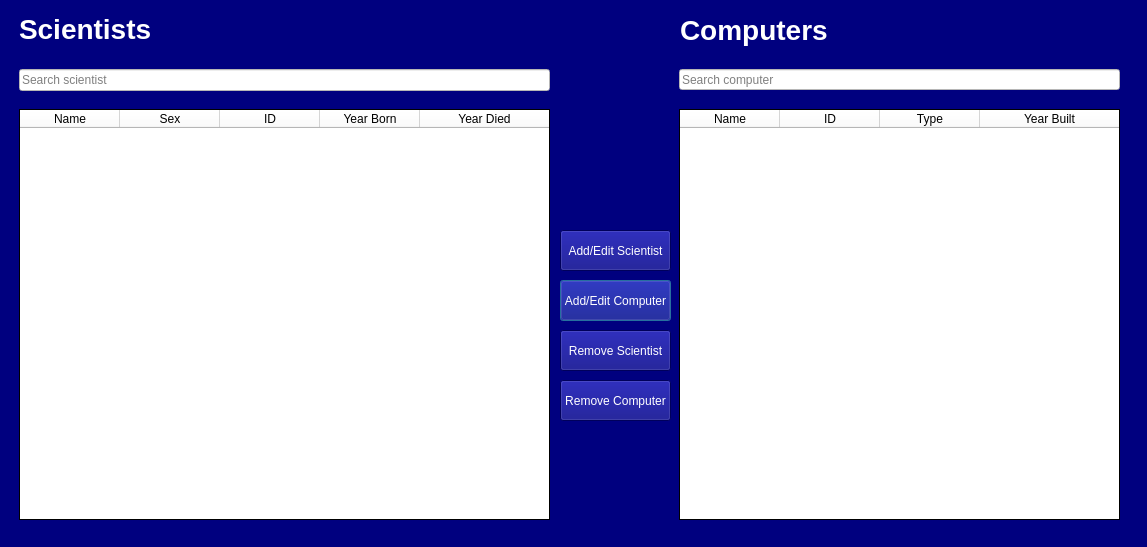
Old version of the form Verkefni_3/programwindow.ui in the repository Verklegt/Lokaverkefni.
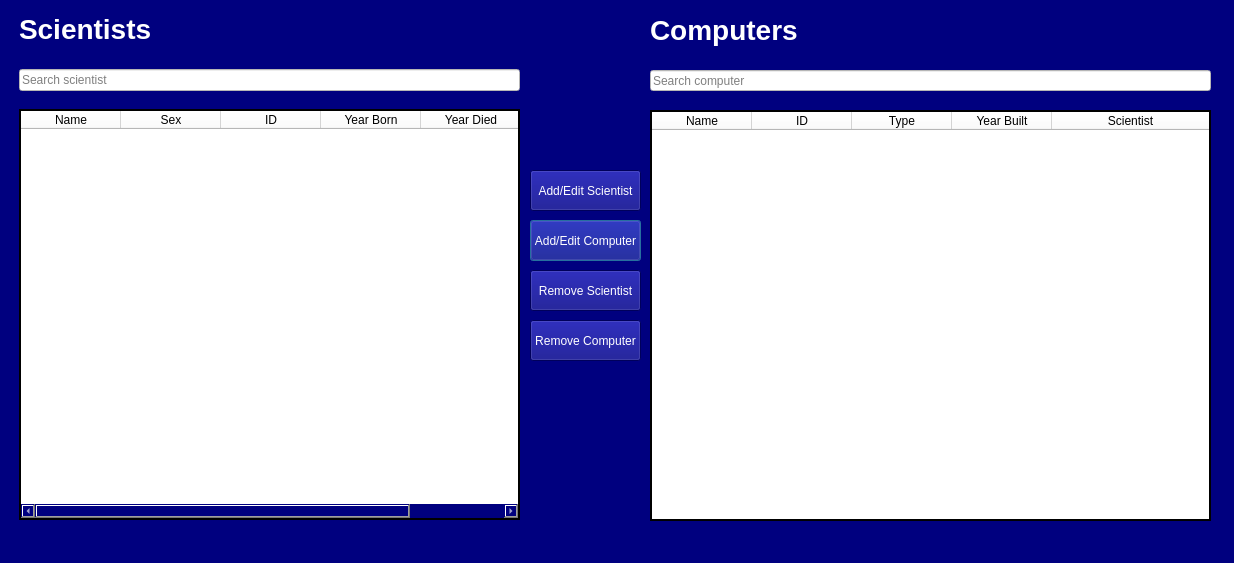
New version of the form.

Commit message: connect á scientist og computer komið

```diff
--- a/Verkefni_3/programwindow.ui
+++ b/Verkefni_3/programwindow.ui
@@ -6,8 +6,8 @@
    <rect>
     <x>0</x>
     <y>0</y>
-    <width>1147</width>
-    <height>547</height>
+    <width>1234</width>
+    <height>563</height>
    </rect>
   </property>
   <property name="windowTitle">
@@ -20,9 +20,9 @@
   <widget class="QLineEdit" name="input_filter_computer">
    <property name="geometry">
     <rect>
-     <x>679</x>
-     <y>69</y>
-     <width>441</width>
+     <x>650</x>
+     <y>70</y>
+     <width>561</width>
      <height>21</height>
     </rect>
    </property>
@@ -42,7 +42,7 @@
     <rect>
      <x>19</x>
      <y>109</y>
-     <width>531</width>
+     <width>501</width>
      <height>411</height>
     </rect>
    </property>
@@ -51,6 +51,7 @@
    </property>
    <property name="styleSheet">
     <string notr="true">background-color: rgb(255, 255, 255);
+alternate-background-color: rgb(0, 0, 0);
 color: rgb(0, 0, 0);</string>
    </property>
    <property name="frameShape">
@@ -59,6 +60,9 @@
    <property name="frameShadow">
     <enum>QFrame::Plain</enum>
    </property>
+   <property name="lineWidth">
+    <number>2</number>
+   </property>
    <property name="selectionMode">
     <enum>QAbstractItemView::SingleSelection</enum>
    </property>
@@ -115,14 +119,15 @@
   <widget class="QTableWidget" name="Computer_table">
    <property name="geometry">
     <rect>
-     <x>679</x>
-     <y>109</y>
-     <width>441</width>
+     <x>650</x>
+     <y>110</y>
+     <width>561</width>
      <height>411</height>
     </rect>
    </property>
    <property name="styleSheet">
     <string notr="true">background-color: rgb(255, 255, 255);
+border-color: rgb(0, 0, 0);
 color: rgb(0, 0, 0);</string>
    </property>
    <property name="frameShape">
@@ -131,6 +136,9 @@
    <property name="frameShadow">
     <enum>QFrame::Plain</enum>
    </property>
+   <property name="lineWidth">
+    <number>2</number>
+   </property>
    <property name="selectionMode">
     <enum>QAbstractItemView::SingleSelection</enum>
    </property>
@@ -143,12 +151,30 @@
    <attribute name="horizontalHeaderCascadingSectionResizes">
     <bool>true</bool>
    </attribute>
+   <attribute name="horizontalHeaderHighlightSections">
+    <bool>true</bool>
+   </attribute>
+   <attribute name="horizontalHeaderShowSortIndicator" stdset="0">
+    <bool>true</bool>
+   </attribute>
    <attribute name="horizontalHeaderStretchLastSection">
     <bool>true</bool>
    </attribute>
+   <attribute name="verticalHeaderVisible">
+    <bool>true</bool>
+   </attribute>
    <attribute name="verticalHeaderCascadingSectionResizes">
     <bool>true</bool>
    </attribute>
+   <attribute name="verticalHeaderDefaultSectionSize">
+    <number>30</number>
+   </attribute>
+   <attribute name="verticalHeaderHighlightSections">
+    <bool>true</bool>
+   </attribute>
+   <attribute name="verticalHeaderMinimumSectionSize">
+    <number>19</number>
+   </attribute>
    <attribute name="verticalHeaderShowSortIndicator" stdset="0">
     <bool>true</bool>
    </attribute>
@@ -175,12 +201,17 @@
      <string>Year Built</string>
     </property>
    </column>
+   <column>
+    <property name="text">
+     <string>Scientist</string>
+    </property>
+   </column>
   </widget>
   <widget class="QPushButton" name="add_computer_button">
    <property name="geometry">
     <rect>
-     <x>560</x>
-     <y>280</y>
+     <x>530</x>
+     <y>220</y>
      <width>111</width>
      <height>41</height>
     </rect>
@@ -197,7 +228,7 @@
     <rect>
      <x>19</x>
      <y>69</y>
-     <width>531</width>
+     <width>501</width>
      <height>22</height>
     </rect>
    </property>
@@ -218,7 +249,7 @@
   <widget class="QLabel" name="Scientist_text_2">
    <property name="geometry">
     <rect>
-     <x>680</x>
+     <x>650</x>
      <y>0</y>
      <width>181</width>
      <height>61</height>
@@ -236,8 +267,8 @@
   <widget class="QPushButton" name="add_scientist_button">
    <property name="geometry">
     <rect>
-     <x>560</x>
-     <y>230</y>
+     <x>530</x>
+     <y>170</y>
      <width>111</width>
      <height>41</height>
     </rect>
@@ -279,8 +310,8 @@
   <widget class="QPushButton" name="button_remove_scientist">
    <property name="geometry">
     <rect>
-     <x>560</x>
-     <y>330</y>
+     <x>530</x>
+     <y>270</y>
      <width>111</width>
      <height>41</height>
     </rect>
@@ -292,8 +323,8 @@
   <widget class="QPushButton" name="button_remove_computer">
    <property name="geometry">
     <rect>
-     <x>560</x>
-     <y>380</y>
+     <x>530</x>
+     <y>320</y>
      <width>111</width>
      <height>41</height>
     </rect>
```
The commit also changes 2 other files.
